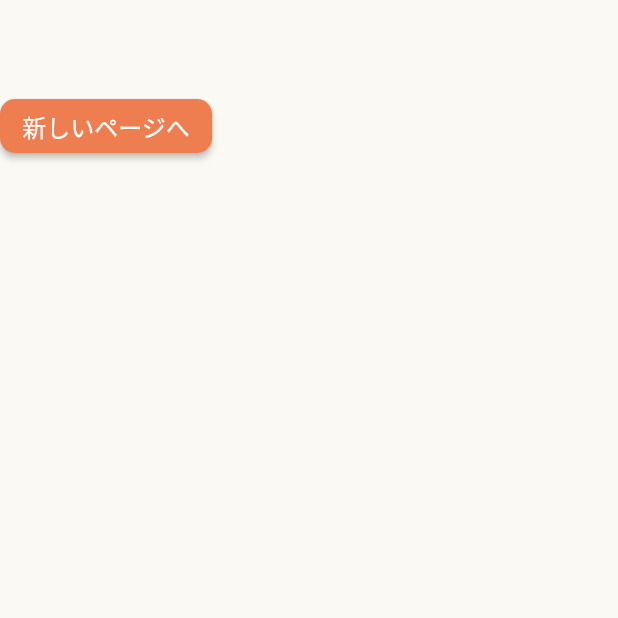
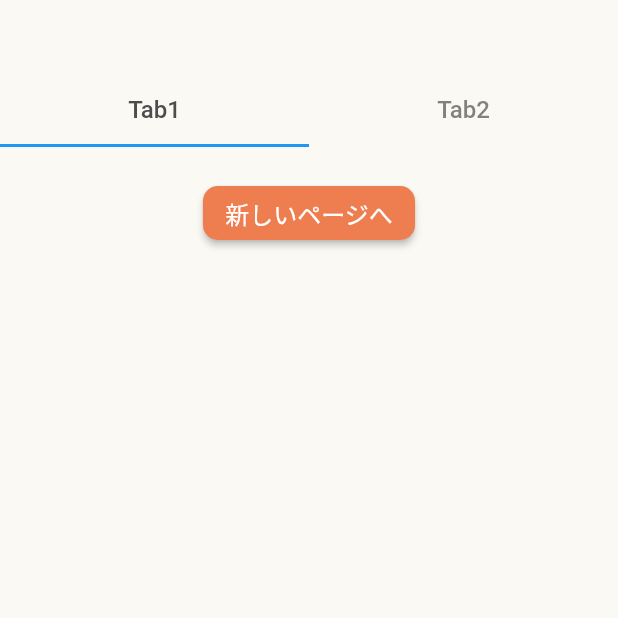
Before and after one commit to LOCAQUE/food_quest, a Flutter app: the HomeScreen screen opened directly, on a phone screen of 412 x 824 dp, the top half of it. Run offline on Flutter 3.47's test engine with Material 2 defaults, Android fonts, the phone set to English and light mode, and no system bars; our stand-ins replace animated_bottom_navigation_bar, flutter_datetime_picker_plus, flutter_dotenv, flutter_hooks, flutter_riverpod, freezed_annotation and 3 more; missing offline and left inert: navigator_scope; accounts and stored records are empty.

Commit message:
feat: 上タブの骨組みの構築

```diff
--- a/lib/presentation/screen/home_screen/home_screen.dart
+++ b/lib/presentation/screen/home_screen/home_screen.dart
@@ -11,9 +11,22 @@ class HomeScreen extends HookConsumerWidget {
   @override
   Widget build(BuildContext context, WidgetRef ref) {
     return Scaffold(
-      body: Column(
+      body: DefaultTabController(
+        length: 2,
+        child: Column(
           children: [
-          const Gap(40),
+            const SizedBox(height: 50), // 画面上部の余白
+            const TabBar(
+              tabs: [
+                Tab(text: 'Tab1'),
+                Tab(text: 'Tab2'),
+              ],
+            ),
+            Expanded(
+              child: TabBarView(
+                children: [
+                  Column(
+                    children: [
                       const Gap(20), // 追加したボタンとの間隔を開けるためのスペース
                       ElevatedButton(
                         onPressed: () {
@@ -27,6 +40,13 @@ class HomeScreen extends HookConsumerWidget {
                       ),
                     ],
                   ),
+                  const Center(child: Text('Tab2')),
+                ],
+              ),
+            ),
+          ],
+        ),
+      ),
     );
   }
 }
```
Lines whose indentation alone changed are shown as unchanged.
